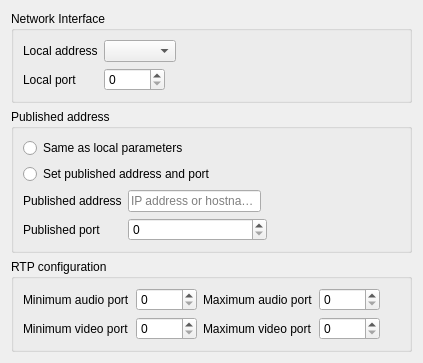
This is src/conf/account/accountpages/network.ui in KDE/ring-kde as Qt 5 draws it before an edit. The edited form follows.
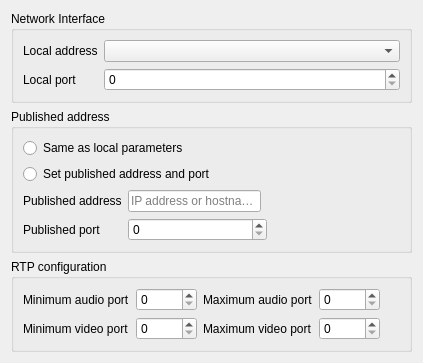
This is the edited form. Custom widgets are drawn as their Qt base class.

```diff
--- a/src/conf/account/accountpages/network.ui
+++ b/src/conf/account/accountpages/network.ui
@@ -19,10 +19,7 @@
      <property name="title">
       <string>Network Interface</string>
      </property>
-     <layout class="QFormLayout" name="formLayout_2">
-      <property name="fieldGrowthPolicy">
-       <enum>QFormLayout::ExpandingFieldsGrow</enum>
-      </property>
+     <layout class="QFormLayout" name="formLayout">
       <item row="0" column="0">
        <widget class="QLabel" name="label_ni_local_address">
         <property name="text">
@@ -31,7 +28,14 @@
        </widget>
       </item>
       <item row="0" column="1">
-       <widget class="AutoComboBox" name="m_pNetworkInterfaces"/>
+       <widget class="AutoComboBox" name="m_pNetworkInterfaces">
+        <property name="sizePolicy">
+         <sizepolicy hsizetype="Minimum" vsizetype="Fixed">
+          <horstretch>0</horstretch>
+          <verstretch>0</verstretch>
+         </sizepolicy>
+        </property>
+       </widget>
       </item>
       <item row="1" column="0">
        <widget class="QLabel" name="label_ni_local_port">
```
